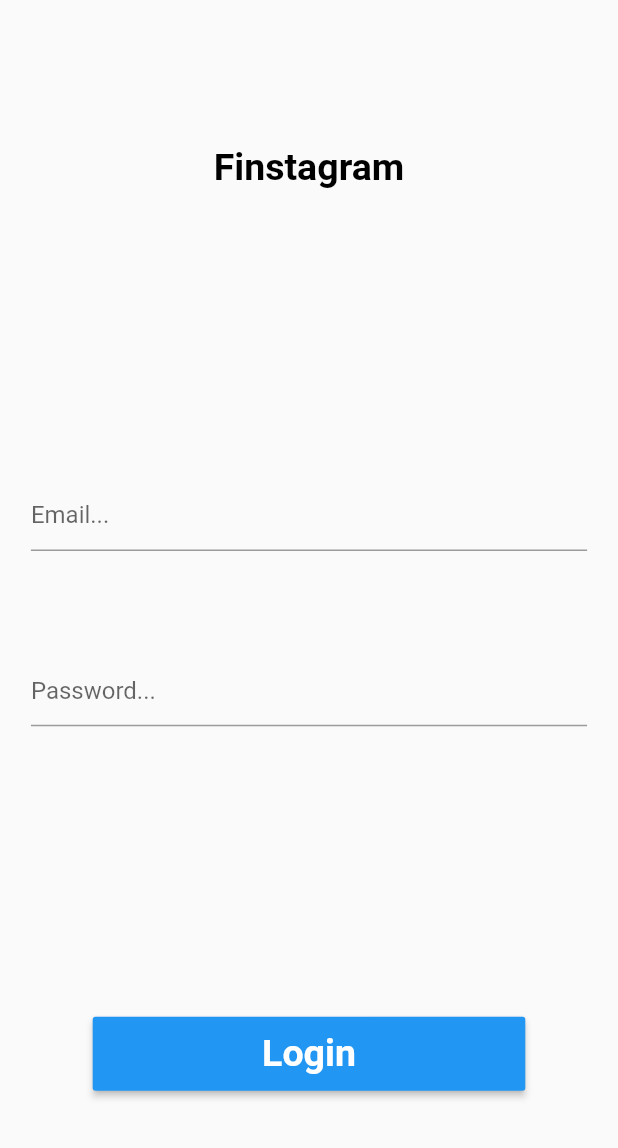
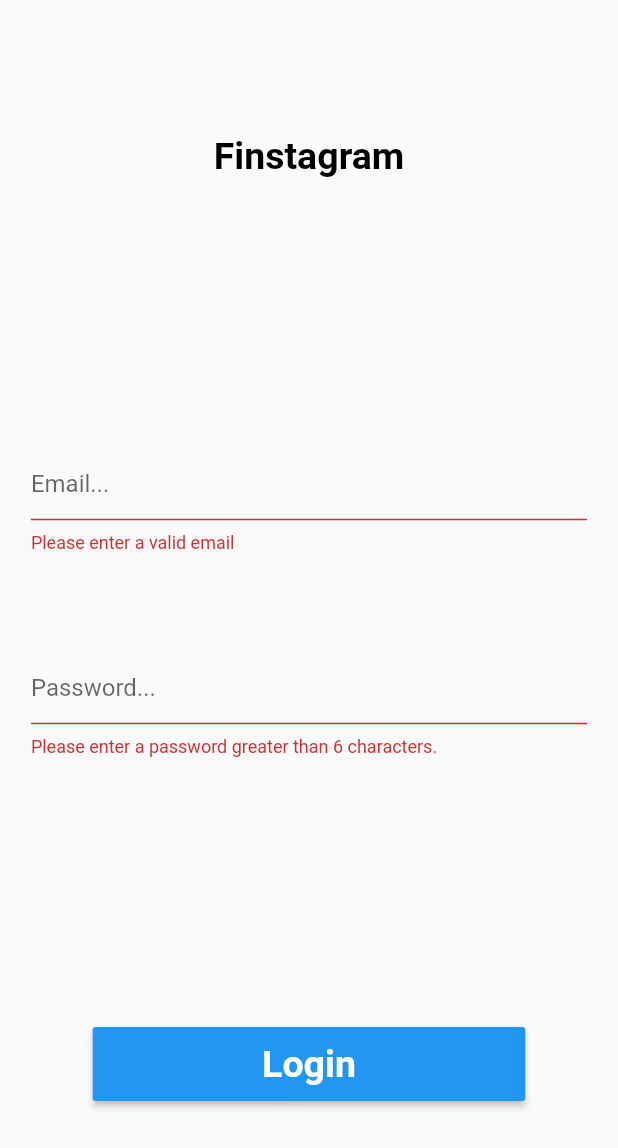
Before and after one commit to naufalathallah/Finstagram, a Flutter app: the screen it shows after launch, after a tap on "Login", on a phone screen of 412 x 824 dp. Shown: the top 1148 px of the screen. Run offline on Flutter 3.47's test engine with Material 2 defaults, Android fonts, the phone set to English and light mode, and no system bars.

Commit message:
feat: validate input

```diff
--- a/lib/pages/login_page.dart
+++ b/lib/pages/login_page.dart
@@ -52,7 +52,7 @@ class _LoginPageState extends State<LoginPage> {
 
   Widget _loginForm() {
     return Container(
-      height: _deviceHeight! * 0.20,
+      height: _deviceHeight! * 0.25,
       child: Form(
         key: _loginFormKey,
         child: Column(
@@ -81,7 +81,7 @@ class _LoginPageState extends State<LoginPage> {
           RegExp(
               r"^[a-zA-Z0-9.a-zA-Z0-9.!#$%&'*+-/=?^_`{|}~]+@[a-zA-Z0-9]+\.[a-zA-Z]+"),
         );
-        _result ? null : "Please enter a valid email";
+        return _result ? null : "Please enter a valid email";
       },
     );
   }
@@ -103,7 +103,7 @@ class _LoginPageState extends State<LoginPage> {
 
   Widget _loginButton() {
     return MaterialButton(
-      onPressed: () {},
+      onPressed: _loginUser,
       minWidth: _deviceWidth! * 0.70,
       height: _deviceHeight! * 0.06,
       color: Colors.blue,
@@ -117,4 +117,10 @@ class _LoginPageState extends State<LoginPage> {
       ),
     );
   }
+
+  void _loginUser() {
+    if (_loginFormKey.currentState!.validate()) {
+      _loginFormKey.currentState!.save();
+    }
+  }
 }
```
